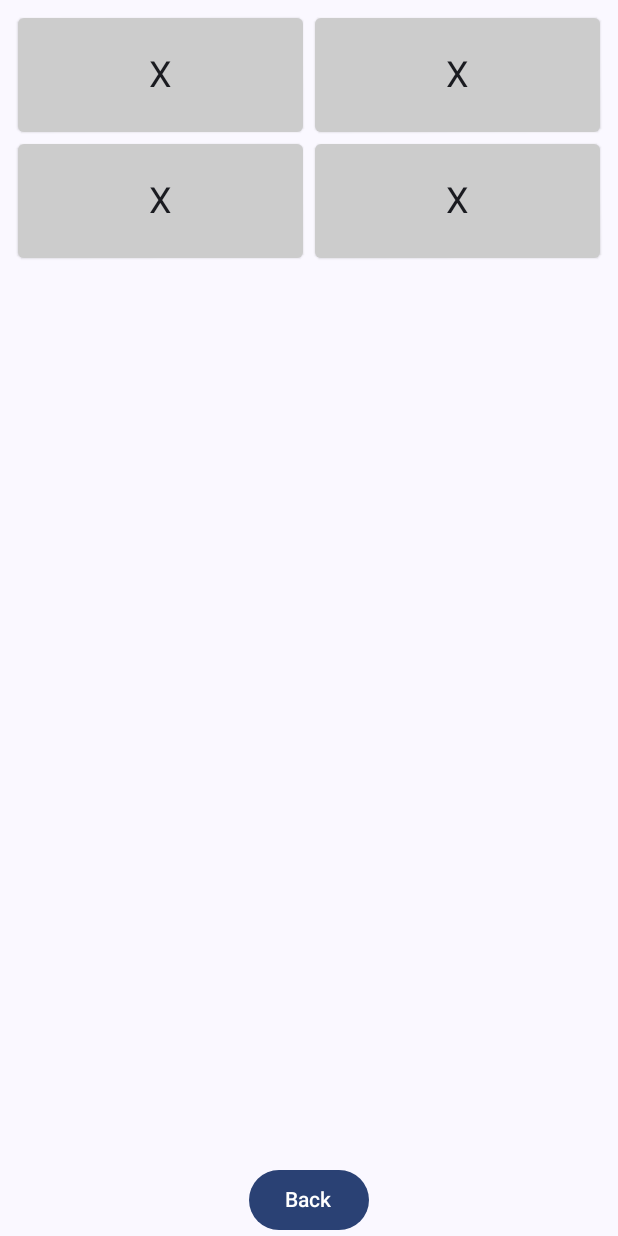
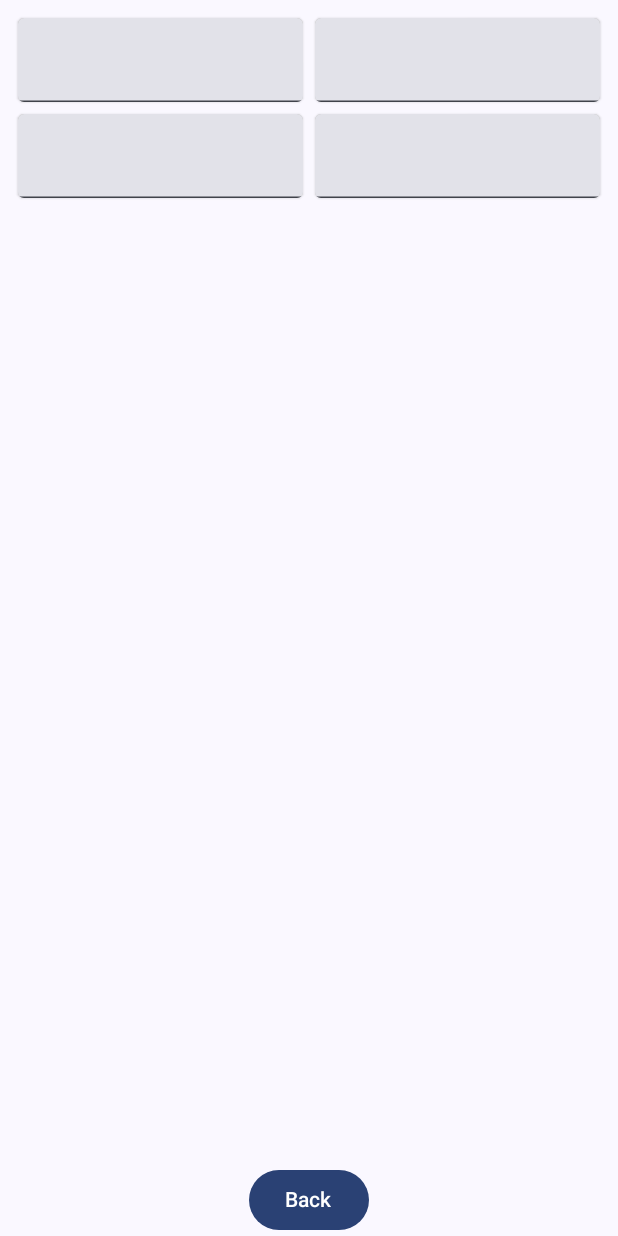
Before and after one commit to jesperancinha/matrix-anywhere-android, an Android app built with Jetpack Compose: the MatrixForm screen opened directly, with no data from a screen before it, on a phone screen of 412 x 824 dp. Run offline under Robolectric (Android 15) with nearby library versions, the phone set to English and light mode, and no system bars.

Commit message:
Dynamic table inputs

```diff
--- a/app/app/src/main/java/org/jesperancinha/matrixanywhere/MainActivity.kt
+++ b/app/app/src/main/java/org/jesperancinha/matrixanywhere/MainActivity.kt
@@ -21,7 +21,6 @@ import androidx.compose.runtime.remember
 import androidx.compose.runtime.setValue
 import androidx.compose.ui.Alignment
 import androidx.compose.ui.Modifier
-import androidx.compose.ui.tooling.preview.Preview
 import androidx.core.content.ContextCompat.startActivity
 import androidx.navigation.NavHostController
 import androidx.navigation.compose.NavHost
--- a/app/app/src/main/java/org/jesperancinha/matrixanywhere/MatrixForm.kt
+++ b/app/app/src/main/java/org/jesperancinha/matrixanywhere/MatrixForm.kt
@@ -5,6 +5,7 @@ import android.os.Bundle
 import androidx.activity.ComponentActivity
 import androidx.activity.compose.setContent
 import androidx.compose.foundation.layout.Arrangement
+import androidx.compose.foundation.layout.Column
 import androidx.compose.foundation.layout.PaddingValues
 import androidx.compose.foundation.layout.Row
 import androidx.compose.foundation.layout.fillMaxSize
@@ -12,8 +13,10 @@ import androidx.compose.foundation.layout.padding
 import androidx.compose.foundation.lazy.grid.GridCells
 import androidx.compose.foundation.lazy.grid.LazyVerticalGrid
 import androidx.compose.foundation.lazy.grid.items
+import androidx.compose.material.BottomDrawerValue
 import androidx.compose.material.Card
 import androidx.compose.material3.Button
+import androidx.compose.material3.ExperimentalMaterial3Api
 import androidx.compose.material3.MaterialTheme
 import androidx.compose.material3.Surface
 import androidx.compose.material3.Text
@@ -21,10 +24,15 @@ import androidx.compose.runtime.Composable
 import androidx.compose.ui.Alignment
 import androidx.compose.ui.Modifier
 import androidx.compose.ui.graphics.Color
-import androidx.compose.ui.text.style.TextAlign
 import androidx.compose.ui.unit.dp
+import org.jesperancinha.matrixanywhere.ui.theme.MatrixAnywhereTheme
+import androidx.compose.material3.TextField
+import androidx.compose.runtime.getValue
+import androidx.compose.runtime.mutableStateOf
+import androidx.compose.runtime.remember
+import androidx.compose.runtime.setValue
 import androidx.compose.ui.unit.sp
-import org.jesperancinha.matrixanywhere.ui.theme.MatrixAnywhereTheme
+import androidx.core.text.isDigitsOnly
 
 class MatrixForm : ComponentActivity() {
     override fun onCreate(savedInstanceState: Bundle?) {
@@ -49,9 +57,15 @@ class MatrixForm : ComponentActivity() {
 }
 
 @Composable
+@OptIn(ExperimentalMaterial3Api::class)
 fun Greeting2(name: String, modifier: Modifier = Modifier, intent: Intent, matrixForm: MatrixForm) {
     val width = intent.getIntExtra("width", 2)
-    val data = (1..(intent.getIntExtra("height", 2) * width)).map { "X" }
+    val height = intent.getIntExtra("height", 2)
+
+    val matrix = (1..height).map { DoubleArray(height) }.toTypedArray()
+    val pairList = (1..width).flatMap { w ->
+        (1..height).map { w - 1 to it - 1 }
+    }
 
     Row(
         verticalAlignment = Alignment.Top,
@@ -61,16 +75,22 @@ fun Greeting2(name: String, modifier: Modifier = Modifier, intent: Intent, matri
             columns = GridCells.Fixed(width),
             contentPadding = PaddingValues(8.dp)
         ) {
-            items(data) { item ->
+            items(pairList) { (w, h) ->
                 Card(
                     modifier = Modifier.padding(4.dp),
                     backgroundColor = Color.LightGray
                 ) {
-                    Text(
-                        text = item,
-                        fontSize = 24.sp,
-                        textAlign = TextAlign.Center,
-                        modifier = Modifier.padding(24.dp)
+                    var value by remember {
+                        mutableStateOf("")
+                    }
+                    TextField(
+                        value = value,
+                        onValueChange = {
+                            if (it.isDigitsOnly() && it.isNotEmpty()) {
+                                matrix[w][h] = it.toDouble()
+                            }
+                            value = it
+                        }
                     )
                 }
             }
```
Also changed, not shown: app/app/src/main/java/org/jesperancinha/matrixanywhere/MatrixCalculator.kt (added, +65 -0 lines).
